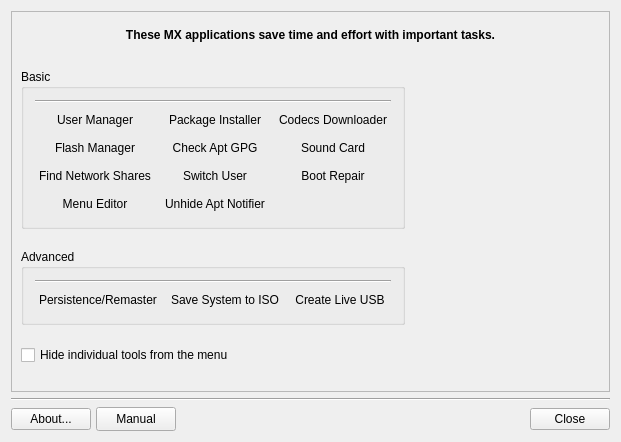
First picture: the form in mxtools.ui, repository AdrianTM/mx-tools, before the edit.
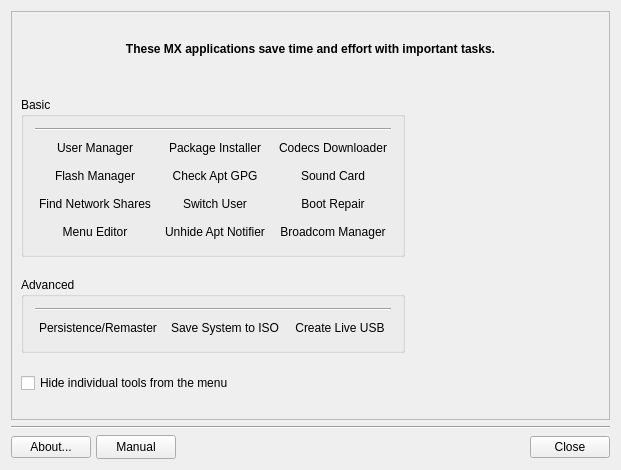
Second picture: the form after the edit. Icons and pictures are not drawn. Custom widgets are drawn as their Qt base class.

Commit message: added tooltip for button

The edit to the form file:
```diff
--- a/mxtools.ui
+++ b/mxtools.ui
@@ -7,7 +7,7 @@
     <x>0</x>
     <y>0</y>
     <width>621</width>
-    <height>434</height>
+    <height>470</height>
    </rect>
   </property>
   <property name="windowTitle">
@@ -534,6 +534,23 @@
            </property>
           </widget>
          </item>
+         <item row="4" column="2">
+          <widget class="FlatButton" name="buttonBroadcom">
+           <property name="toolTip">
+            <string>Manage Broadcom WiFi drivers.</string>
+           </property>
+           <property name="text">
+            <string>Broadcom Manager</string>
+           </property>
+           <property name="icon">
+            <iconset>
+             <normaloff>../../../../../../../usr/share/pixmaps/mx/mx-broadcom-manager.png</normaloff>../../../../../../../usr/share/pixmaps/mx/mx-broadcom-manager.png</iconset>
+           </property>
+           <property name="flat">
+            <bool>true</bool>
+           </property>
+          </widget>
+         </item>
         </layout>
        </widget>
       </item>
```
The commit also changes 21 other files.
